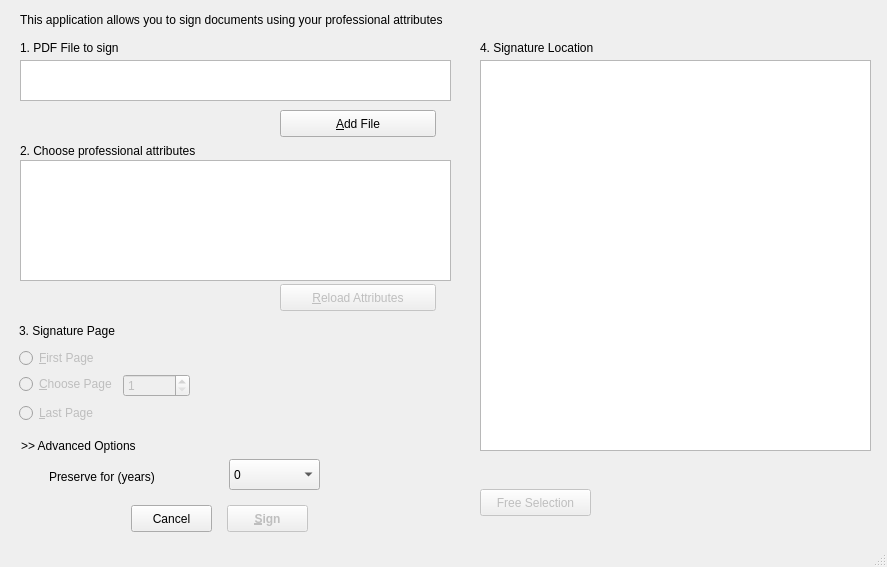
Before: the Qt Designer form pteid-mw-pt/_src/eidmw/scap-client-v2/scapsignature.ui in amagovpt/autenticacao.gov, drawn with Qt 5.
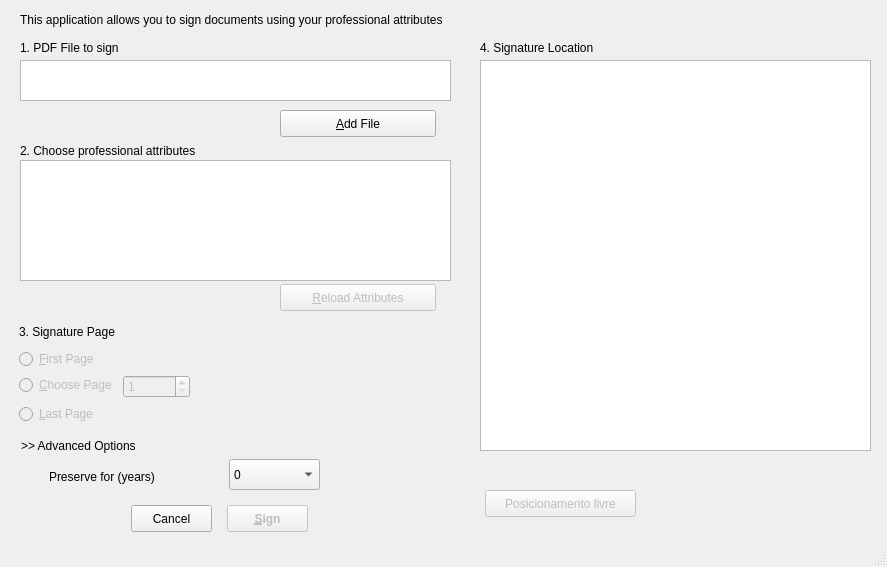
After: the same form once the commit is applied. Icons and pictures are not drawn. Custom widgets are drawn as their Qt base class.

Commit message: Fix ScapSignature FreeSelection button size

```diff
--- a/pteid-mw-pt/_src/eidmw/scap-client-v2/scapsignature.ui
+++ b/pteid-mw-pt/_src/eidmw/scap-client-v2/scapsignature.ui
@@ -11,7 +11,7 @@
    </rect>
   </property>
   <property name="sizePolicy">
-   <sizepolicy hsizetype="Expanding" vsizetype="Expanding">
+   <sizepolicy hsizetype="Fixed" vsizetype="Fixed">
     <horstretch>0</horstretch>
     <verstretch>0</verstretch>
    </sizepolicy>
@@ -271,7 +271,7 @@
        <x>9</x>
        <y>290</y>
        <width>381</width>
-       <height>103</height>
+       <height>104</height>
       </rect>
      </property>
      <layout class="QVBoxLayout" name="verticalLayout_signaturePage">
@@ -352,9 +352,9 @@
      </property>
      <property name="geometry">
       <rect>
-       <x>470</x>
-       <y>459</y>
-       <width>111</width>
+       <x>475</x>
+       <y>460</y>
+       <width>151</width>
        <height>27</height>
       </rect>
      </property>
@@ -368,7 +368,7 @@
       <enum>Qt::LeftToRight</enum>
      </property>
      <property name="text">
-      <string>Free Selection</string>
+      <string>Posicionamento livre</string>
      </property>
     </widget>
    </widget>
```
